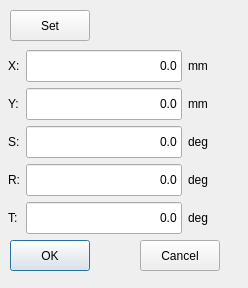
GaussCheng/2-5AxisPunch, file hcmanualoperation/axismodifydialog.ui: the form before one commit.
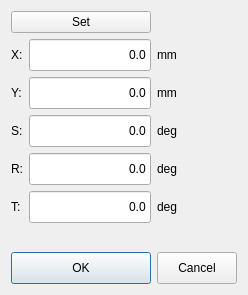
The form after the commit. Custom widgets are drawn as their Qt base class.

Patch:
```diff
--- a/hcmanualoperation/axismodifydialog.ui
+++ b/hcmanualoperation/axismodifydialog.ui
@@ -7,120 +7,54 @@
     <x>0</x>
     <y>0</y>
     <width>248</width>
-    <height>288</height>
+    <height>295</height>
    </rect>
   </property>
   <property name="windowTitle">
    <string>Modify</string>
   </property>
+  <layout class="QGridLayout" name="gridLayout">
+   <item row="3" column="2">
+    <widget class="QLabel" name="label_6">
+     <property name="text">
+      <string>deg</string>
+     </property>
+    </widget>
+   </item>
+   <item row="8" column="0" colspan="2">
   <widget class="QPushButton" name="okButton">
-   <property name="geometry">
-    <rect>
-     <x>10</x>
-     <y>240</y>
-     <width>80</width>
-     <height>31</height>
-    </rect>
+     <property name="minimumSize">
+      <size>
+       <width>0</width>
+       <height>32</height>
+      </size>
    </property>
    <property name="text">
     <string>OK</string>
    </property>
   </widget>
+   </item>
+   <item row="8" column="2">
   <widget class="QPushButton" name="cancelButton">
-   <property name="geometry">
-    <rect>
-     <x>140</x>
-     <y>240</y>
-     <width>80</width>
-     <height>31</height>
-    </rect>
+     <property name="minimumSize">
+      <size>
+       <width>0</width>
+       <height>32</height>
+      </size>
    </property>
    <property name="text">
     <string>Cancel</string>
    </property>
   </widget>
-  <widget class="QPushButton" name="setButton">
-   <property name="geometry">
-    <rect>
-     <x>10</x>
-     <y>10</y>
-     <width>80</width>
-     <height>31</height>
-    </rect>
-   </property>
-   <property name="text">
-    <string>Set</string>
-   </property>
-  </widget>
-  <widget class="QWidget" name="">
-   <property name="geometry">
-    <rect>
-     <x>8</x>
-     <y>50</y>
-     <width>201</width>
-     <height>192</height>
-    </rect>
-   </property>
-   <layout class="QGridLayout" name="gridLayout">
-    <item row="0" column="2">
-     <widget class="QLabel" name="label_4">
-      <property name="text">
-       <string>mm</string>
-      </property>
-     </widget>
-    </item>
-    <item row="0" column="1">
-     <widget class="ICLineEditWithVirtualNumericKeypad" name="xPos">
-      <property name="minimumSize">
-       <size>
-        <width>0</width>
-        <height>32</height>
-       </size>
-      </property>
-      <property name="text">
-       <string>0.0</string>
-      </property>
-      <property name="alignment">
-       <set>Qt::AlignRight|Qt::AlignTrailing|Qt::AlignVCenter</set>
-      </property>
-     </widget>
-    </item>
-    <item row="1" column="2">
-     <widget class="QLabel" name="label_5">
-      <property name="text">
-       <string>mm</string>
-      </property>
-     </widget>
-    </item>
-    <item row="2" column="0">
+   </item>
+   <item row="3" column="0">
      <widget class="QLabel" name="label_3">
       <property name="text">
        <string>S:</string>
       </property>
      </widget>
     </item>
-    <item row="4" column="2">
-     <widget class="QLabel" name="label_10">
-      <property name="text">
-       <string>deg</string>
-      </property>
-     </widget>
-    </item>
-    <item row="3" column="0">
-     <widget class="QLabel" name="label_8">
-      <property name="text">
-       <string>R:</string>
-      </property>
-     </widget>
-    </item>
-    <item row="2" column="2">
-     <widget class="QLabel" name="label_6">
-      <property name="text">
-       <string>deg</string>
-      </property>
-     </widget>
-    </item>
-    <item row="2" column="1">
+   <item row="3" column="1">
      <widget class="ICLineEditWithVirtualNumericKeypad" name="zPos">
       <property name="minimumSize">
        <size>
@@ -136,8 +70,8 @@
       </property>
      </widget>
     </item>
-    <item row="4" column="1">
-     <widget class="ICLineEditWithVirtualNumericKeypad" name="tPos">
+   <item row="2" column="1">
+    <widget class="ICLineEditWithVirtualNumericKeypad" name="yPos">
       <property name="minimumSize">
        <size>
         <width>0</width>
@@ -152,67 +86,90 @@
       </property>
      </widget>
     </item>
-    <item row="4" column="0">
-     <widget class="QLabel" name="label_9">
-      <property name="text">
-       <string>T:</string>
-      </property>
-     </widget>
-    </item>
-    <item row="3" column="2">
-     <widget class="QLabel" name="label_7">
+   <item row="1" column="1">
+    <widget class="ICLineEditWithVirtualNumericKeypad" name="xPos">
+     <property name="minimumSize">
+      <size>
+       <width>0</width>
+       <height>32</height>
+      </size>
+     </property>
       <property name="text">
-       <string>deg</string>
-      </property>
-     </widget>
-    </item>
-    <item row="1" column="0">
+      <string>0.0</string>
+     </property>
+     <property name="alignment">
+      <set>Qt::AlignRight|Qt::AlignTrailing|Qt::AlignVCenter</set>
+     </property>
+    </widget>
+   </item>
+   <item row="2" column="0">
      <widget class="QLabel" name="label_2">
       <property name="text">
        <string>Y:</string>
       </property>
      </widget>
     </item>
-    <item row="3" column="1">
-     <widget class="ICLineEditWithVirtualNumericKeypad" name="pPos">
-      <property name="minimumSize">
-       <size>
-        <width>0</width>
-        <height>32</height>
-       </size>
-      </property>
-      <property name="text">
-       <string>0.0</string>
-      </property>
-      <property name="alignment">
-       <set>Qt::AlignRight|Qt::AlignTrailing|Qt::AlignVCenter</set>
-      </property>
-     </widget>
-    </item>
-    <item row="0" column="0">
+   <item row="1" column="0">
      <widget class="QLabel" name="label">
       <property name="text">
        <string>X:</string>
       </property>
      </widget>
     </item>
-    <item row="1" column="1">
-     <widget class="ICLineEditWithVirtualNumericKeypad" name="yPos">
-      <property name="minimumSize">
-       <size>
-        <width>0</width>
-        <height>32</height>
-       </size>
-      </property>
+   <item row="0" column="0" colspan="2">
+    <widget class="QPushButton" name="setButton">
+     <property name="text">
+      <string>Set</string>
+     </property>
+    </widget>
+   </item>
+   <item row="1" column="2">
+    <widget class="QLabel" name="label_4">
       <property name="text">
-       <string>0.0</string>
-      </property>
-      <property name="alignment">
-       <set>Qt::AlignRight|Qt::AlignTrailing|Qt::AlignVCenter</set>
+      <string>mm</string>
+     </property>
+    </widget>
+   </item>
+   <item row="2" column="2">
+    <widget class="QLabel" name="label_5">
+     <property name="text">
+      <string>mm</string>
       </property>
      </widget>
     </item>
     <item row="5" column="1">
+    <widget class="ICLineEditWithVirtualNumericKeypad" name="tPos">
+     <property name="minimumSize">
+      <size>
+       <width>0</width>
+       <height>32</height>
+      </size>
+     </property>
+     <property name="text">
+      <string>0.0</string>
+     </property>
+     <property name="alignment">
+      <set>Qt::AlignRight|Qt::AlignTrailing|Qt::AlignVCenter</set>
+     </property>
+    </widget>
+   </item>
+   <item row="4" column="1">
+    <widget class="ICLineEditWithVirtualNumericKeypad" name="pPos">
+     <property name="minimumSize">
+      <size>
+       <width>0</width>
+       <height>32</height>
+      </size>
+     </property>
+     <property name="text">
+      <string>0.0</string>
+     </property>
+     <property name="alignment">
+      <set>Qt::AlignRight|Qt::AlignTrailing|Qt::AlignVCenter</set>
+     </property>
+    </widget>
+   </item>
+   <item row="6" column="1">
      <spacer name="verticalSpacer">
       <property name="orientation">
        <enum>Qt::Vertical</enum>
@@ -225,8 +182,35 @@
       </property>
      </spacer>
     </item>
-   </layout>
-  </widget>
+   <item row="4" column="2">
+    <widget class="QLabel" name="label_7">
+     <property name="text">
+      <string>deg</string>
+     </property>
+    </widget>
+   </item>
+   <item row="5" column="2">
+    <widget class="QLabel" name="label_10">
+     <property name="text">
+      <string>deg</string>
+     </property>
+    </widget>
+   </item>
+   <item row="4" column="0">
+    <widget class="QLabel" name="label_8">
+     <property name="text">
+      <string>R:</string>
+     </property>
+    </widget>
+   </item>
+   <item row="5" column="0">
+    <widget class="QLabel" name="label_9">
+     <property name="text">
+      <string>T:</string>
+     </property>
+    </widget>
+   </item>
+  </layout>
  </widget>
  <customwidgets>
   <customwidget>
```
Lines whose indentation alone changed are shown as unchanged.
